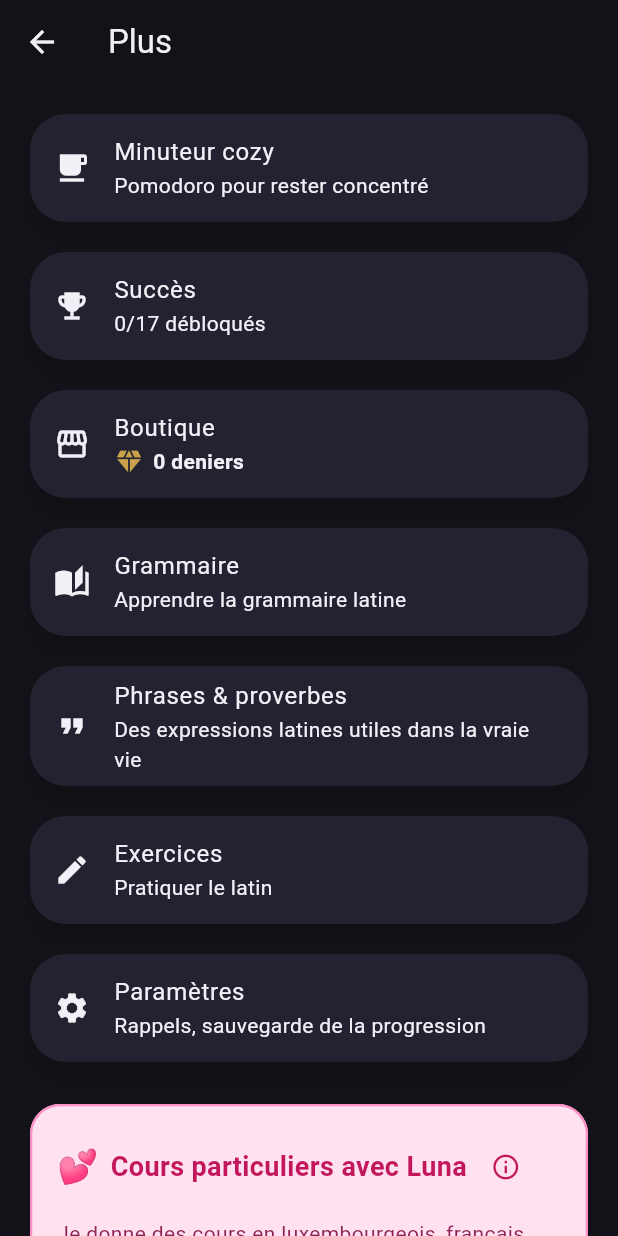
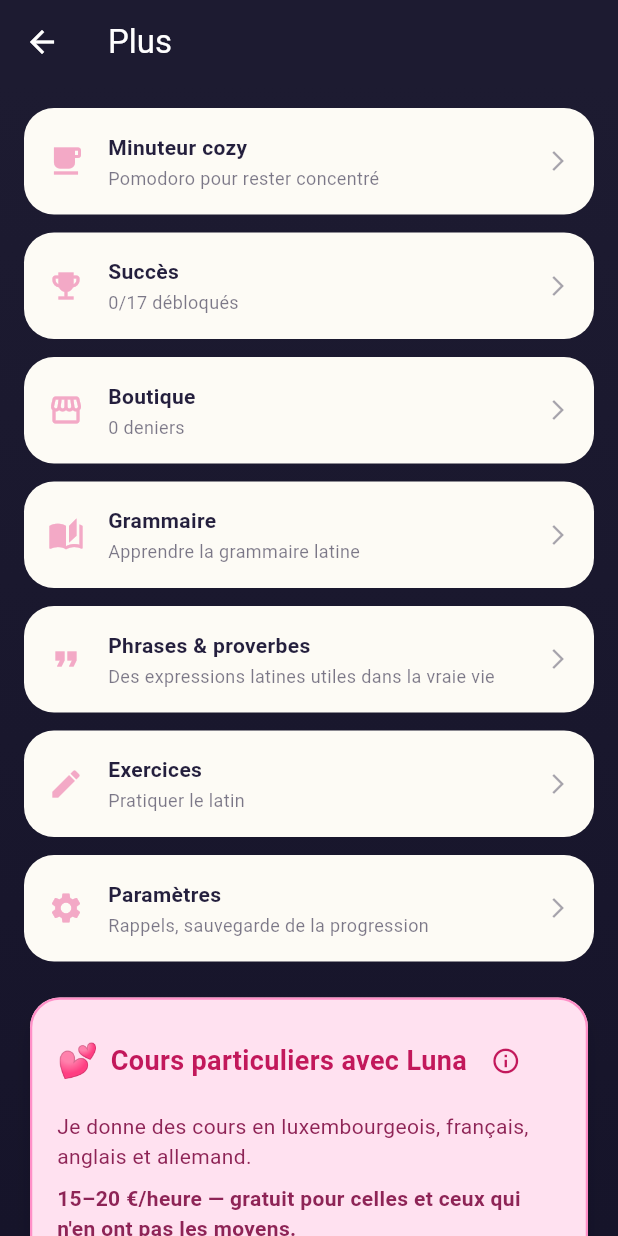
Before and after one commit to FischiSushi/Itinera, a Flutter app: the PlusScreen screen opened directly, on a phone screen of 412 x 824 dp. Run offline on Flutter 3.47's test engine with Material 3 defaults, Android fonts, the light colour scheme and no system bars; our stand-ins replace cloud_firestore, firebase_auth, firebase_core, firebase_crashlytics, flutter_local_notifications, flutter_timezone and 4 more; missing offline and left inert: file_selector, fsrs, pdfx; accounts and stored records are empty.

Commit message:
Extend blob palette to the Plus hub screen
Same navy/cream/pink treatment as the other migrated tabs, using the
shared carteActionDesign for each row instead of the old plain Cards.

```diff
--- a/lib/screens/plus_screen.dart
+++ b/lib/screens/plus_screen.dart
@@ -3,6 +3,8 @@ import 'package:flutter/services.dart' show Clipboard, ClipboardData;
 
 import 'package:itinera/main.dart';
 import 'package:itinera/textes_data.dart';
+import 'package:itinera/design/palette.dart';
+import 'package:itinera/design/widgets.dart';
 import 'package:itinera/screens/a_propos_luna_screen.dart';
 import 'package:itinera/screens/boutique_screen.dart';
 import 'package:itinera/screens/grammaire_screen.dart';
@@ -27,16 +29,22 @@ class _PlusScreenState extends State<PlusScreen> {
   @override
   Widget build(BuildContext context) {
     return Scaffold(
-      appBar: AppBar(title: const Text('Plus')),
+      backgroundColor: designFond,
+      appBar: AppBar(
+        backgroundColor: Colors.transparent,
+        foregroundColor: Colors.white,
+        title: const Text('Plus'),
+      ),
 
-      body: ListView(
+      body: DecoratedBox(
+        decoration: const BoxDecoration(gradient: designGradientFond),
+        child: ListView(
           padding: const EdgeInsets.all(16),
           children: [
-          Card(
-            child: ListTile(
-              leading: const Icon(Icons.local_cafe),
-              title: const Text('Minuteur cozy'),
-              subtitle: const Text('Pomodoro pour rester concentré'),
+            carteActionDesign(
+              icone: Icons.local_cafe,
+              titre: 'Minuteur cozy',
+              sousTitre: 'Pomodoro pour rester concentré',
               onTap: () {
                 Navigator.push(
                   context,
@@ -46,15 +54,12 @@ class _PlusScreenState extends State<PlusScreen> {
                 );
               },
             ),
-          ),
             const SizedBox(height: 12),
-          Card(
-            child: ListTile(
-              leading: const Icon(Icons.emoji_events),
-              title: const Text('Succès'),
-              subtitle: Text(
+            carteActionDesign(
+              icone: Icons.emoji_events,
+              titre: 'Succès',
+              sousTitre:
                   '${succesDebloques().length}/${succesDisponibles.length} débloqués',
-              ),
               onTap: () async {
                 await Navigator.push(
                   context,
@@ -63,13 +68,11 @@ class _PlusScreenState extends State<PlusScreen> {
                 setState(() {});
               },
             ),
-          ),
             const SizedBox(height: 12),
-          Card(
-            child: ListTile(
-              leading: const Icon(Icons.storefront),
-              title: const Text('Boutique'),
-              subtitle: badgeDeniers(coins(), rayon: 10),
+            carteActionDesign(
+              icone: Icons.storefront,
+              titre: 'Boutique',
+              sousTitre: '${coins()} denier${coins() == 1 ? '' : 's'}',
               onTap: () async {
                 await Navigator.push(
                   context,
@@ -80,13 +83,11 @@ class _PlusScreenState extends State<PlusScreen> {
                 setState(() {});
               },
             ),
-          ),
             const SizedBox(height: 12),
-          Card(
-            child: ListTile(
-              leading: const Icon(Icons.auto_stories),
-              title: const Text('Grammaire'),
-              subtitle: const Text('Apprendre la grammaire latine'),
+            carteActionDesign(
+              icone: Icons.auto_stories,
+              titre: 'Grammaire',
+              sousTitre: 'Apprendre la grammaire latine',
               onTap: () {
                 Navigator.push(
                   context,
@@ -96,15 +97,11 @@ class _PlusScreenState extends State<PlusScreen> {
                 );
               },
             ),
-          ),
             const SizedBox(height: 12),
-          Card(
-            child: ListTile(
-              leading: const Icon(Icons.format_quote),
-              title: const Text('Phrases & proverbes'),
-              subtitle: const Text(
-                'Des expressions latines utiles dans la vraie vie',
-              ),
+            carteActionDesign(
+              icone: Icons.format_quote,
+              titre: 'Phrases & proverbes',
+              sousTitre: 'Des expressions latines utiles dans la vraie vie',
               onTap: () {
                 Navigator.push(
                   context,
@@ -114,13 +111,11 @@ class _PlusScreenState extends State<PlusScreen> {
                 );
               },
             ),
-          ),
             const SizedBox(height: 12),
-          Card(
-            child: ListTile(
-              leading: const Icon(Icons.edit),
-              title: const Text('Exercices'),
-              subtitle: const Text('Pratiquer le latin'),
+            carteActionDesign(
+              icone: Icons.edit,
+              titre: 'Exercices',
+              sousTitre: 'Pratiquer le latin',
               onTap: () {
                 Navigator.push(
                   context,
@@ -133,13 +128,11 @@ class _PlusScreenState extends State<PlusScreen> {
                 );
               },
             ),
-          ),
             const SizedBox(height: 12),
-          Card(
-            child: ListTile(
-              leading: const Icon(Icons.settings),
-              title: const Text('Paramètres'),
-              subtitle: const Text('Rappels, sauvegarde de la progression'),
+            carteActionDesign(
+              icone: Icons.settings,
+              titre: 'Paramètres',
+              sousTitre: 'Rappels, sauvegarde de la progression',
               onTap: () {
                 Navigator.push(
                   context,
@@ -149,10 +142,10 @@ class _PlusScreenState extends State<PlusScreen> {
                 );
               },
             ),
-          ),
             const SizedBox(height: 20),
             const _CarteNachhilfe(),
           ],
+        ),
       ),
     );
   }
```
Lines whose indentation alone changed are shown as unchanged.
